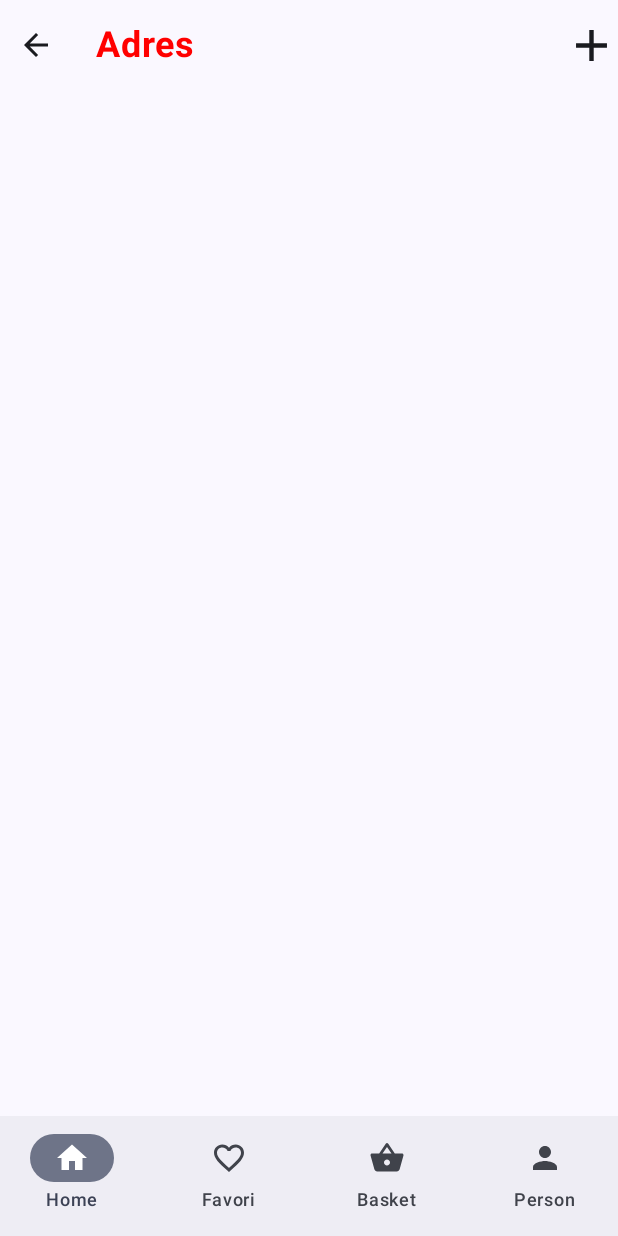
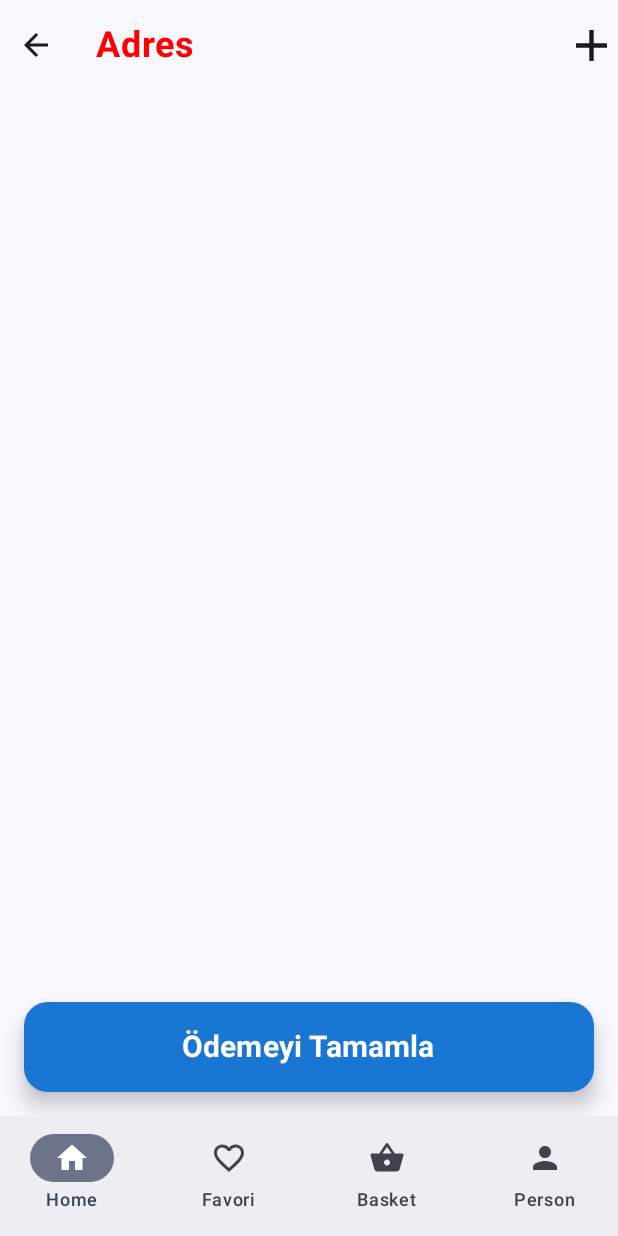
Before and after one commit to dumanYusuf/FirestoreShopping, an Android app built with Jetpack Compose: the LocationPage screen opened through its navigation route, on a phone screen of 412 x 824 dp. Run offline under Robolectric (Android 15) with nearby library versions, the phone set to English and light mode, and no system bars; our stand-ins replace Dagger/Hilt's generated code, Firebase (no records; nobody signed in at launch, a user with empty details on screens opened directly); pictures from the network do not load.

Commit message:
getLocation

```diff
--- a/app/src/main/java/com/example/firestoreshopping/data/repo/FirestoreRepoImpl.kt
+++ b/app/src/main/java/com/example/firestoreshopping/data/repo/FirestoreRepoImpl.kt
@@ -201,7 +201,8 @@ class FirestoreRepoImpl @Inject constructor(
         return try {
             val currentUser = auth.currentUser?.uid
             if (currentUser != null) {
-                firestore.collection("Location").document()
+                firestore.collection("Users").document(currentUser)
+                    .collection("Location").document()
                     .set(location.toMap())
                     .await()
                 Resource.Success(location)
@@ -213,4 +214,23 @@ class FirestoreRepoImpl @Inject constructor(
         }
     }
 
+    override suspend fun getLocation(): Flow<Resource<List<LocationUser>>> = flow {
+        try {
+            val currentUser = auth.currentUser?.uid
+            if (currentUser != null) {
+                val locationSnapshot = firestore.collection("Users")
+                    .document(currentUser).collection("Location").get().await()
+                val locations = locationSnapshot.documents.mapNotNull { document ->
+                    document.toObject(LocationUser::class.java)
+                }
+                emit(Resource.Success(locations))
+            } else {
+                emit(Resource.Error("User Not Found"))
+            }
+        } catch (e: Exception) {
+            emit(Resource.Error("Error: ${e.message}"))
+        }
+    }
+
+
 }
--- a/app/src/main/java/com/example/firestoreshopping/domain/model/Location.kt
+++ b/app/src/main/java/com/example/firestoreshopping/domain/model/Location.kt
@@ -5,8 +5,8 @@ data class LocationUser(
     val province: String = "",
     val country: String = "",
     val neighborhood: String = "",
-    val streetNo:String,
-    val floorNo:String
+    val streetNo:String="",
+    val floorNo:String=""
 ) {
     fun toMap(): Map<String, Any?> {
         return mapOf(
--- a/app/src/main/java/com/example/firestoreshopping/domain/repo/FirestoreRepo.kt
+++ b/app/src/main/java/com/example/firestoreshopping/domain/repo/FirestoreRepo.kt
@@ -25,6 +25,7 @@ interface FirestoreRepo {
     suspend fun deleteBasketProduct(id: Basket):Resource<Basket>
     suspend fun getUser():Flow<Resource<List<Users>>>
     suspend fun addLocation(location: LocationUser):Resource<LocationUser>
+    suspend fun getLocation():Flow<Resource<List<LocationUser>>>
 
 
     }
--- /dev/null
+++ b/app/src/main/java/com/example/firestoreshopping/domain/use_case/get_location_use_case/GetLocationUseCase.kt
@@ -0,0 +1,14 @@
+package com.example.firestoreshopping.domain.use_case.get_location_use_case
+
+import com.example.firestoreshopping.domain.model.LocationUser
+import com.example.firestoreshopping.domain.repo.FirestoreRepo
+import com.example.firestoreshopping.util.Resource
+import kotlinx.coroutines.flow.Flow
+import javax.inject.Inject
+
+class GetLocationUseCase @Inject constructor(private val repo:FirestoreRepo) {
+
+     suspend fun getLocation():Flow<Resource<List<LocationUser>>>{
+         return repo.getLocation()
+     }
+}
--- a/app/src/main/java/com/example/firestoreshopping/presentation/location_page_view/LocationState.kt
+++ b/app/src/main/java/com/example/firestoreshopping/presentation/location_page_view/LocationState.kt
@@ -4,7 +4,7 @@ import com.example.firestoreshopping.domain.model.LocationUser
 
 data class LocationState(
 
-    val locatin:List<LocationUser> = emptyList(),
+    val locatinList:List<LocationUser> = emptyList(),
     val isError: String="",
     val isLoading:Boolean=false
 )
--- /dev/null
+++ b/app/src/main/java/com/example/firestoreshopping/presentation/location_page_view/LocationViewModel.kt
@@ -0,0 +1,58 @@
+package com.example.firestoreshopping.presentation.location_page_view
+
+import android.util.Log
+import androidx.lifecycle.ViewModel
+import androidx.lifecycle.viewModelScope
+import com.example.firestoreshopping.domain.model.LocationUser
+import com.example.firestoreshopping.domain.use_case.add_location_use_case.AddLocationUseCase
+import com.example.firestoreshopping.domain.use_case.get_location_use_case.GetLocationUseCase
+import com.example.firestoreshopping.util.Resource
+import dagger.hilt.android.lifecycle.HiltViewModel
+import kotlinx.coroutines.flow.MutableStateFlow
+import kotlinx.coroutines.flow.StateFlow
+import kotlinx.coroutines.launch
+import javax.inject.Inject
+
+
+@HiltViewModel
+class LocationViewModel @Inject constructor(
+    private val locationUseCase: AddLocationUseCase,
+    private val getLocationUseCase: GetLocationUseCase
+):ViewModel(){
+
+
+    private val _state= MutableStateFlow<LocationState>(LocationState())
+    val state:StateFlow<LocationState> = _state
+
+    fun addLocation(location:LocationUser){
+        viewModelScope.launch {
+            locationUseCase.addLocation(location)
+            Log.e("location success","location success firestore")
+        }
+    }
+
+    fun loadLocation(){
+        viewModelScope.launch {
+            _state.value=LocationState(isLoading = true)
+            getLocationUseCase.getLocation().collect{
+               when(it){
+                  is Resource.Success->{
+                      _state.value=LocationState(it.data?: emptyList())
+                      Log.e("success location","get location success")
+                  }
+                   is Resource.Error->{
+                       _state.value=LocationState(isError = "Error")
+                       Log.e("unsuccess location","get location unsuccess:${it.message}")
+                   }
+                   is Resource.Loading->{
+                       _state.value=LocationState(isLoading = true)
+                       Log.e(" loading","get location loading")
+                   }
+               }
+            }
+        }
+
+
+    }
+
+}
--- a/app/src/main/java/com/example/firestoreshopping/presentation/location_page_view/view/LocationPage.kt
+++ b/app/src/main/java/com/example/firestoreshopping/presentation/location_page_view/view/LocationPage.kt
@@ -1,4 +1,3 @@
-import android.location.Location
 import androidx.compose.foundation.clickable
 import androidx.compose.foundation.layout.Arrangement
 import androidx.compose.foundation.layout.Column
@@ -6,19 +5,23 @@ import androidx.compose.foundation.layout.Row
 import androidx.compose.foundation.layout.Spacer
 import androidx.compose.foundation.layout.fillMaxSize
 import androidx.compose.foundation.layout.fillMaxWidth
+import androidx.compose.foundation.layout.height
 import androidx.compose.foundation.layout.padding
 import androidx.compose.foundation.layout.size
+import androidx.compose.foundation.lazy.LazyColumn
+import androidx.compose.foundation.lazy.items
+import androidx.compose.foundation.shape.RoundedCornerShape
 import androidx.compose.material.icons.Icons
 import androidx.compose.material.icons.filled.Add
 import androidx.compose.material3.Button
+import androidx.compose.material3.ButtonDefaults
+import androidx.compose.material3.Card
 import androidx.compose.material3.ExperimentalMaterial3Api
 import androidx.compose.material3.Icon
 import androidx.compose.material3.IconButton
 import androidx.compose.material3.ModalBottomSheet
-import androidx.compose.material3.ModalBottomSheetDefaults
 import androidx.compose.material3.OutlinedTextField
 import androidx.compose.material3.Text
-import androidx.compose.material3.TextField
 import androidx.compose.material3.rememberModalBottomSheetState
 import androidx.compose.runtime.*
 import androidx.compose.runtime.rememberCoroutineScope
@@ -33,19 +36,21 @@ import androidx.compose.ui.unit.dp
 import androidx.compose.ui.unit.sp
 import androidx.hilt.navigation.compose.hiltViewModel
 import com.example.firestoreshopping.R
+import com.example.firestoreshopping.Screan
 import com.example.firestoreshopping.domain.model.LocationUser
-import com.example.firestoreshopping.presentation.location_page_view.view.LocationViewModel
+import com.example.firestoreshopping.presentation.location_page_view.LocationViewModel
 import kotlinx.coroutines.launch
 
 @OptIn(ExperimentalMaterial3Api::class)
 @Composable
 fun LocationPage(
     onBackPressed: () -> Unit,
-    viewModel: LocationViewModel= hiltViewModel()
+    viewModel: LocationViewModel = hiltViewModel(),
 ) {
     val sheetState = rememberModalBottomSheetState(
-        //skipPartiallyExpanded = true
+        skipPartiallyExpanded = true
     )
+    val state=viewModel.state.collectAsState()
     val coroutineScope = rememberCoroutineScope()
     val openSheet = remember { mutableStateOf(false) }
     var il by remember { mutableStateOf("") }
@@ -54,6 +59,9 @@ fun LocationPage(
     var sokakNo by remember { mutableStateOf("") }
     var katNo by remember { mutableStateOf("") }
 
+    LaunchedEffect(key1 = true) {
+        viewModel.loadLocation()
+    }
 
     Column(modifier = Modifier.fillMaxSize()) {
         Row(
@@ -86,6 +94,32 @@ fun LocationPage(
                 imageVector = Icons.Default.Add,
                 contentDescription = "Add Icon"
             )
+        }
+
+        LazyColumn (modifier = Modifier.fillMaxSize()){
+            items(state.value.locatinList){
+                Card(modifier = Modifier
+                    .fillMaxWidth()
+                    .padding(10.dp)
+                    .size(80.dp)) {
+                    Row (modifier = Modifier.fillMaxWidth().padding(10.dp), horizontalArrangement = Arrangement.SpaceBetween){
+                        Icon(
+                            modifier = Modifier.size(35.dp),
+                            painter = painterResource(id = R.drawable.loca), contentDescription ="" )
+                        Column {
+                            Text(
+                                fontSize = 20.sp,
+                                text = it.country +" " +it.province)
+                            Text(
+                                fontSize = 20.sp,
+                                text = it.neighborhood +" " +"No:"+it.streetNo+"Kat:"+it.floorNo)
+                        }
+                        Icon(
+                            modifier = Modifier.size(35.dp),
+                            painter = painterResource(id = R.drawable.delete), contentDescription ="" )
+                    }
+                }
+            }
         }
 
         if (openSheet.value) {
@@ -132,7 +166,7 @@ fun LocationPage(
                         modifier = Modifier.fillMaxWidth()
                     )
                     Spacer(modifier = Modifier.padding(10.dp))
-                    TextField(
+                    OutlinedTextField(
                         value = sokakNo,
                         onValueChange = {sokakNo=it},
                         label = { Text("Sokak No") },
@@ -153,6 +187,8 @@ fun LocationPage(
                         onClick = {
                             val locationUser=LocationUser(locationId = "", province = il, country = ilce, neighborhood = mahalle, streetNo = sokakNo, floorNo = katNo)
                             viewModel.addLocation(locationUser)
+                            openSheet.value=false
+                            viewModel.loadLocation()
                         }) {
                         Text(text = "Adresi Ekle")
                     }
@@ -160,4 +196,34 @@ fun LocationPage(
             }
         }
     }
+    Column(
+        modifier = Modifier
+            .fillMaxSize()
+            .padding(16.dp),
+        verticalArrangement = Arrangement.Bottom
+    ) {
+        Spacer(modifier = Modifier.height(16.dp))
+        Button(
+            onClick = {
+               // navController.navigate(Screan.LocationPage.route)
+            },
+            colors = ButtonDefaults.buttonColors(
+                containerColor = Color(0xFF1976D2)
+            ),
+            modifier = Modifier
+                .fillMaxWidth()
+                .height(60.dp),
+            shape = RoundedCornerShape(16.dp),
+            elevation = ButtonDefaults.buttonElevation(8.dp)
+        ) {
+            Row (modifier = Modifier.fillMaxWidth(), horizontalArrangement = Arrangement.SpaceEvenly){
+                Text(
+                    text = "Ödemeyi Tamamla",
+                    fontSize = 20.sp,
+                    fontWeight = FontWeight.Bold,
+                    color = Color.White
+                )
+            }
+        }
+    }
 }
--- a/app/src/main/java/com/example/firestoreshopping/presentation/location_page_view/view/LocationViewModel.kt
+++ /dev/null
@@ -1,30 +0,0 @@
-package com.example.firestoreshopping.presentation.location_page_view.view
-
-import android.util.Log
-import androidx.lifecycle.ViewModel
-import androidx.lifecycle.viewModelScope
-import com.example.firestoreshopping.domain.model.LocationUser
-import com.example.firestoreshopping.domain.use_case.add_location_use_case.AddLocationUseCase
-import com.example.firestoreshopping.presentation.location_page_view.LocationState
-import dagger.hilt.android.lifecycle.HiltViewModel
-import kotlinx.coroutines.flow.MutableStateFlow
-import kotlinx.coroutines.flow.StateFlow
-import kotlinx.coroutines.launch
-import javax.inject.Inject
-
-
-@HiltViewModel
-class LocationViewModel @Inject constructor(private val locationUseCase: AddLocationUseCase):ViewModel(){
-
-
-    private val _state= MutableStateFlow<LocationState>(LocationState())
-    val state:StateFlow<LocationState> = _state
-
-    fun addLocation(location:LocationUser){
-        viewModelScope.launch {
-            locationUseCase.addLocation(location)
-            Log.e("location success","location success firestore")
-        }
-    }
-
-}
--- a/app/src/main/java/com/example/firestoreshopping/presentation/person_page_view/view/PersonPage.kt
+++ b/app/src/main/java/com/example/firestoreshopping/presentation/person_page_view/view/PersonPage.kt
@@ -204,7 +204,7 @@ fun PersonPage(
                         .height(70.dp)
                         .padding(8.dp)
                         .clickable {
-                            //navController.navigate(Screen.HomePage.route)
+                            navController.navigate(Screan.LocationPage.route)
                         }
                 ) {
                     Row ( modifier = Modifier.fillMaxSize(), horizontalArrangement = Arrangement.SpaceBetween, verticalAlignment = Alignment.CenterVertically){
```
Also changed, not shown: app/src/main/java/com/example/firestoreshopping/presentation/navigation/PageController.kt (+6 -6 lines).
